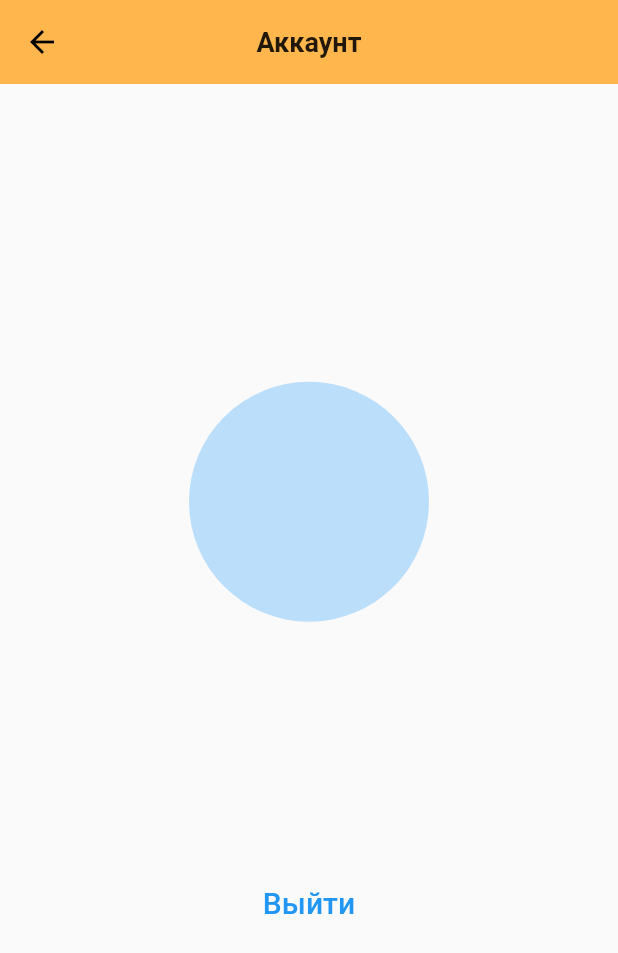
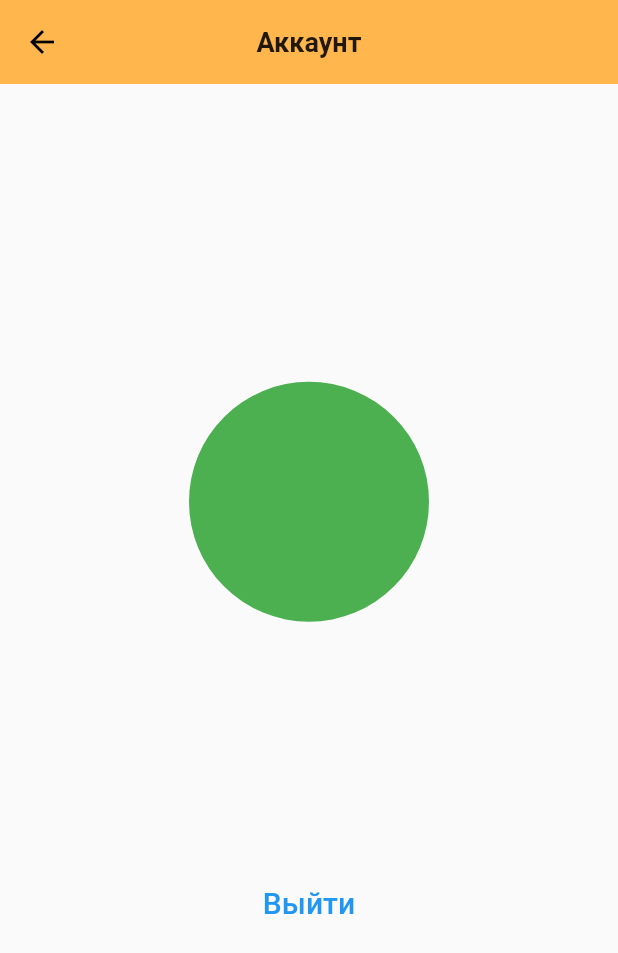
Before and after one commit to alexeytra/va_client, a Flutter app: the AccountScreen screen opened by its route, on a phone screen of 412 x 824 dp. Shown: the top 953 px of the screen. Run offline on Flutter 3.47's test engine with Material 2 defaults, Android fonts, the phone set to English and light mode, and no system bars; our stand-ins replace audioplayers, flutter_dotenv, flutter_redux, redux, redux_thunk, shared_preferences and 1 more; missing offline and left inert: redux_logging; accounts and stored records are empty; generated files the repository leaves out were written again.

Commit message:
handle wrong credentials

```diff
--- a/lib/models/login_response.dart
+++ b/lib/models/login_response.dart
@@ -30,7 +30,7 @@ class LoginResponse {
     return lastName + ' ' + firstName + ' ' + patronymic;
   }
 
-  String getShortName() {
+  String getInitials() {
     return lastName[0] + firstName[0];
   }
 
--- a/lib/screens/account_screen.dart
+++ b/lib/screens/account_screen.dart
@@ -32,12 +32,13 @@ class _AccountScreenState extends State<AccountScreen> {
             children: [
               CircleAvatar(
                   radius: 80,
+                  backgroundColor: Colors.green,
                   child: Text(
                       viewModel.loginResponse != null
-                          ? viewModel.loginResponse.getShortName()
+                          ? viewModel.loginResponse.getInitials()
                           : '',
                       style: TextStyle(
-                          fontSize: 40.0, fontWeight: FontWeight.bold))),
+                          fontSize: 40.0, fontWeight: FontWeight.bold, color: Colors.white))),
               SizedBox(height: 70.0),
               Text(viewModel.loginResponse != null
                   ? viewModel.loginResponse.getName()
--- a/lib/utils/api_manager.dart
+++ b/lib/utils/api_manager.dart
@@ -55,9 +55,12 @@ class APIManager {
       var response = await http.post(uri, headers: {
         'Content-Type': 'application/json; charset=UTF-8',
       });
+      print('response >>>>' + response.toString());
       responseJson = _response(response);
     } on SocketException {
       throw FetchDataException('No Internet connection');
+    } on BadRequestException {
+      return responseJson;
     } catch (e) {
       print('Error ' + e.toString());
     }
--- a/lib/utils/functions.dart
+++ b/lib/utils/functions.dart
@@ -39,6 +39,7 @@ MessageResponse getMessageResponseObject(int statusCode, dynamic response) {
 }
 
 LoginResponse getLoginResponseObject(int statusCode, dynamic response) {
+  print('status code >>>>>' + statusCode.toString());
   if (statusCode == 200) {
     return LoginResponse.fromJson(response);
   } else {
```
Also changed, not shown: lib/screens/auth_screen.dart (+35 -1 lines).
